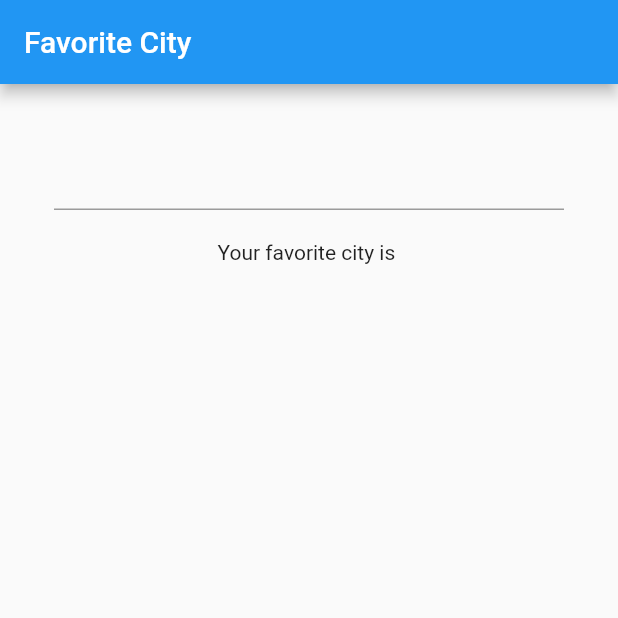
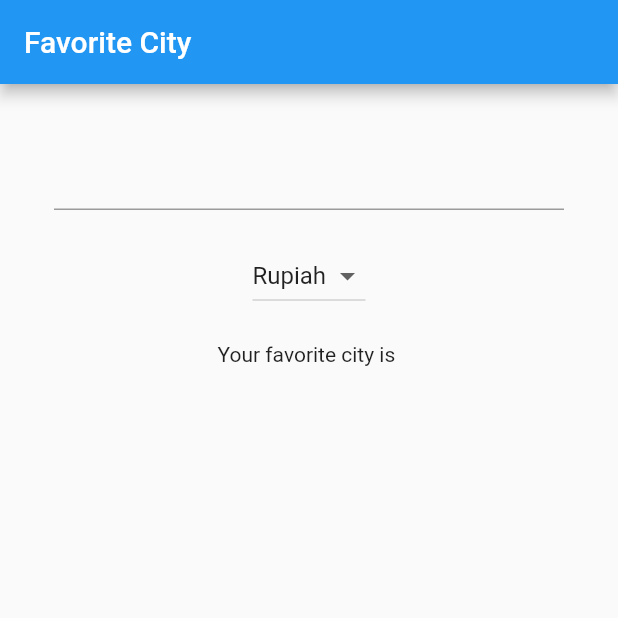
Before and after one commit to erikrios/favorite-city, a Flutter app: the screen it shows after launch, on a phone screen of 412 x 824 dp, the top half of it. Run offline on Flutter 3.47's test engine with Material 2 defaults, Android fonts, the phone set to English and light mode, and no system bars.

Commit message:
Add DropDownButton and DropDownMenuItem widget

```diff
--- a/lib/main.dart
+++ b/lib/main.dart
@@ -19,6 +19,8 @@ class FavoriteCity extends StatefulWidget {
 
 class _FavoriteCityState extends State<FavoriteCity> {
   String _favoriteCity = "";
+  List<String> _currencies = ['Rupiah', 'Dollar', 'Ringgit', 'Dirham', 'Yuan'];
+  String _dropdownValue = 'Rupiah';
 
   @override
   Widget build(BuildContext context) => Scaffold(
@@ -39,6 +41,24 @@ class _FavoriteCityState extends State<FavoriteCity> {
                 Container(
                   margin: EdgeInsets.only(top: 20.0),
                 ),
+                DropdownButton<String>(
+                  items: _currencies.map<DropdownMenuItem<String>>(
+                      (String dropDownStringItem) {
+                    return DropdownMenuItem<String>(
+                      value: dropDownStringItem,
+                      child: Text(dropDownStringItem),
+                    );
+                  }).toList(),
+                  onChanged: (String newValue) {
+                    setState(() {
+                      this._dropdownValue = newValue;
+                    });
+                  },
+                  value: _dropdownValue,
+                ),
+                Container(
+                  margin: EdgeInsets.only(top: 20.0),
+                ),
                 Text('Your favorite city is $_favoriteCity'),
               ],
             ),
```
